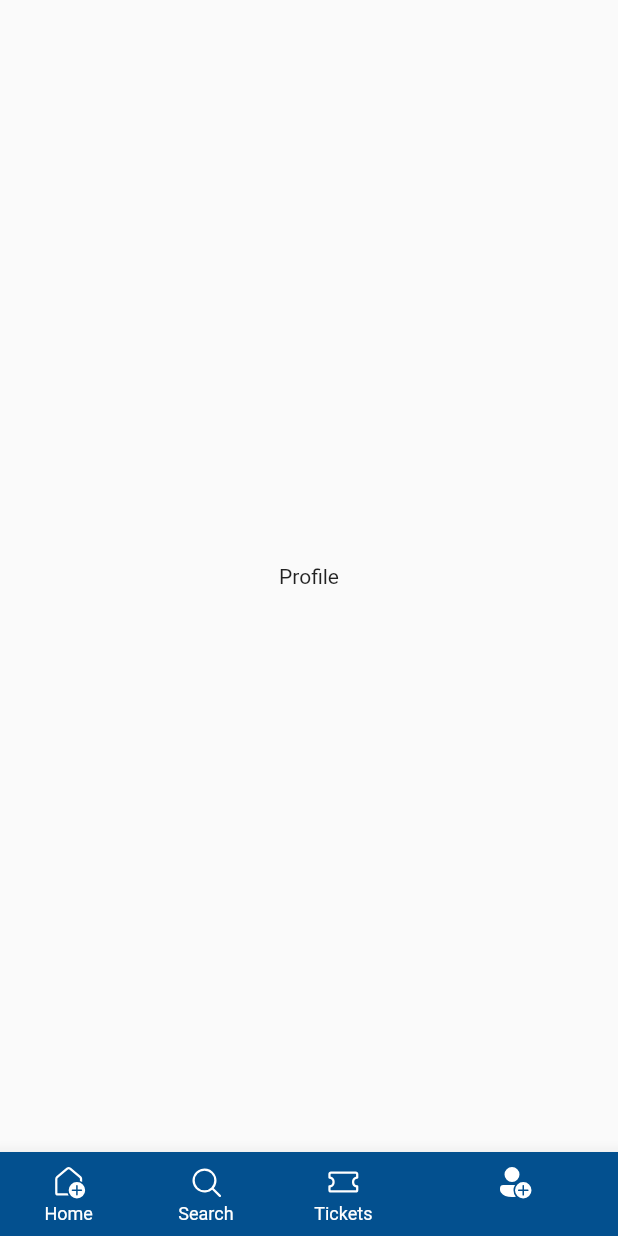
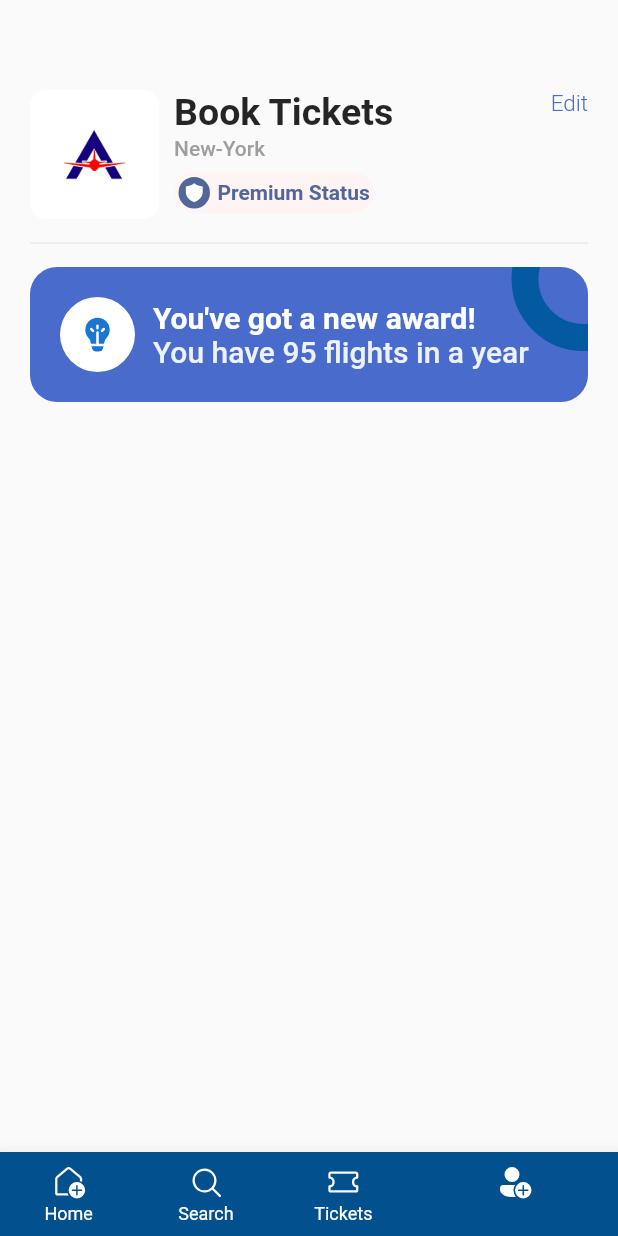
Before and after one commit to picasso653/booking_tickets_app, a Flutter app: the screen it shows after launch, item 4 of the bottom bar chosen, on a phone screen of 412 x 824 dp. Run offline on Flutter 3.47's test engine with Material 2 defaults, Android fonts, the phone set to English and light mode, and no system bars; our stand-ins replace barcode_widget, fluentui_icons, get.

Commit message:
ticket screen complete profile screen started

```diff
--- a/lib/screens/bottom_bar.dart
+++ b/lib/screens/bottom_bar.dart
@@ -1,6 +1,7 @@
 // ignore: unnecessary_import
 // ignore_for_file: prefer_const_constructors
 
+import 'package:booking_tickets_app/screens/profile_screen.dart';
 import 'package:booking_tickets_app/screens/search_screen.dart';
 import 'package:booking_tickets_app/screens/home_screen.dart';
 import 'package:booking_tickets_app/screens/ticket_screen.dart';
@@ -20,7 +21,7 @@ class _BottomBarState extends State<BottomBar> {
     HomeScreen(),
     SearchScreen(),
     const TicketScreen(),
-    const Text('Profile')
+    const ProfileScreen()
   ];
   void _onItemTapped(int index) {
     setState(() {
--- /dev/null
+++ b/lib/screens/profile_screen.dart
@@ -0,0 +1,127 @@
+ import 'package:booking_tickets_app/utils/app_layouts.dart';
+import 'package:fluentui_icons/fluentui_icons.dart';
+import 'package:flutter/material.dart';
+import 'package:flutter/src/widgets/framework.dart';
+import 'package:flutter/src/widgets/container.dart';
+
+import '../utils/app_styles.dart';
+class ProfileScreen extends StatelessWidget {
+  const ProfileScreen({super.key});
+
+  @override
+  Widget build(BuildContext context) {
+    return Scaffold(
+      body: ListView(
+        padding: EdgeInsets.symmetric(horizontal: AppLayout.getWidth(20), vertical: AppLayout.getHeight(20)),
+        children: [
+          SizedBox(height: AppLayout.getHeight(40),),
+          Row(
+            crossAxisAlignment: CrossAxisAlignment.start,
+            children: [
+              Container(
+                height: AppLayout.getHeight(86),
+                width: AppLayout.getHeight(86),
+                decoration: BoxDecoration(
+                  borderRadius: BorderRadius.circular(AppLayout.getHeight(10)),
+                  image: const DecorationImage(image: AssetImage('assets/plane_1.jpg'))
+                ),
+              ),
+              SizedBox(width: AppLayout.getHeight(10),),
+              Column(
+                crossAxisAlignment: CrossAxisAlignment.start,
+                children: [
+                  Text('Book Tickets', style: Styles.headlineText1,),
+                  SizedBox(height: AppLayout.getHeight(2),),
+                  Text('New-York', style: TextStyle(fontSize: 14, fontWeight: FontWeight.w500, color: Colors.grey.shade500),),
+                  SizedBox(height: AppLayout.getHeight(8),),
+                  Container(
+                    padding: EdgeInsets.symmetric(horizontal: AppLayout.getHeight(3), vertical: AppLayout.getHeight(3)),
+                    decoration: BoxDecoration(
+                      borderRadius: BorderRadius.circular(AppLayout.getHeight(100)),
+                      color: const Color(0xFFFEF4F3)
+                    ),
+                    child: Row(
+                      children: [
+                        Container(
+                          padding: const EdgeInsets.all(3),
+                          decoration: const BoxDecoration(
+                            shape: BoxShape.circle,
+                            color: Color(0xFF526799)
+                          ),
+                          child: const Icon(FluentSystemIcons.ic_fluent_shield_filled,
+                          size: 15, color: Colors.white,),
+                        ),
+                        SizedBox(width: AppLayout.getWidth(5),),
+                        const Text('Premium Status', style: TextStyle(
+                          color: Color(0xFF526799), fontWeight: FontWeight.w600
+                        ),),
+                      ],
+                    ),
+                  ),
+                ],
+              ),
+              const Spacer(),
+              Column(
+                children: [
+                  InkWell(
+                    child: Text('Edit',style: Styles.textStyle.copyWith(color: Styles.primaryColor, fontWeight: FontWeight.w300), ),
+                  )
+                ],
+              )
+            ],
+          ),
+          SizedBox(height: AppLayout.getHeight(8),),
+          Divider(
+            color: Colors.grey.shade300,),
+            SizedBox(height: AppLayout.getHeight(8),),
+            Stack(
+              children: [
+                Container(
+                  height: AppLayout.getHeight(90),
+                  decoration: BoxDecoration(
+                    color: Styles.primaryColor,
+                    borderRadius: BorderRadius.circular(AppLayout.getHeight(18))
+                  ),
+                ),
+                Positioned(
+                right: -45,
+                top: -40,
+                child: Container(
+                padding: EdgeInsets.all(AppLayout.getHeight(30)),
+                decoration: BoxDecoration(
+                  color: Colors.transparent ,
+                  shape: BoxShape.circle,
+                  border: Border.all(width: 18, color: const Color.fromARGB(255, 3, 90, 161))
+                ),
+              )),
+              Container(
+                padding: EdgeInsets.symmetric(horizontal: AppLayout.getWidth(20), vertical: AppLayout.getHeight(20)),
+                child: Row(
+                mainAxisAlignment: MainAxisAlignment.start,
+                crossAxisAlignment: CrossAxisAlignment.center,
+                children:  [
+                const CircleAvatar(
+                  maxRadius: 25, backgroundColor: Colors.white,
+                  child: Icon(FluentSystemIcons.ic_fluent_lightbulb_filament_filled, size: 27,),
+                ),
+                SizedBox(width: AppLayout.getHeight(12),),
+                Column(
+                  mainAxisAlignment: MainAxisAlignment.start,
+                  crossAxisAlignment: CrossAxisAlignment.start,
+                  children: [
+                  Text("You've got a new award!",
+                  style: Styles.headlineText2.copyWith(fontWeight: FontWeight.bold, color: Colors.white),
+                  ),
+                  Text("You have 95 flights in a year",
+                  style: Styles.headlineText2.copyWith(fontWeight: FontWeight.w500, color: Colors.white.withOpacity(0.9)),
+                  )
+                ],)
+              ],),
+              )
+              ],
+            )
+        ],
+      ),
+    );
+  }
+}
--- a/lib/utils/app_styles.dart
+++ b/lib/utils/app_styles.dart
@@ -1,7 +1,7 @@
 import 'package:flutter/material.dart';
 
 // ignore: prefer_const_constructors
-Color primary = Color.fromARGB(255, 61, 91, 173);
+Color primary = Color.fromARGB(255, 73, 108, 204);
 
 class Styles {
   static Color primaryColor = primary;
```
